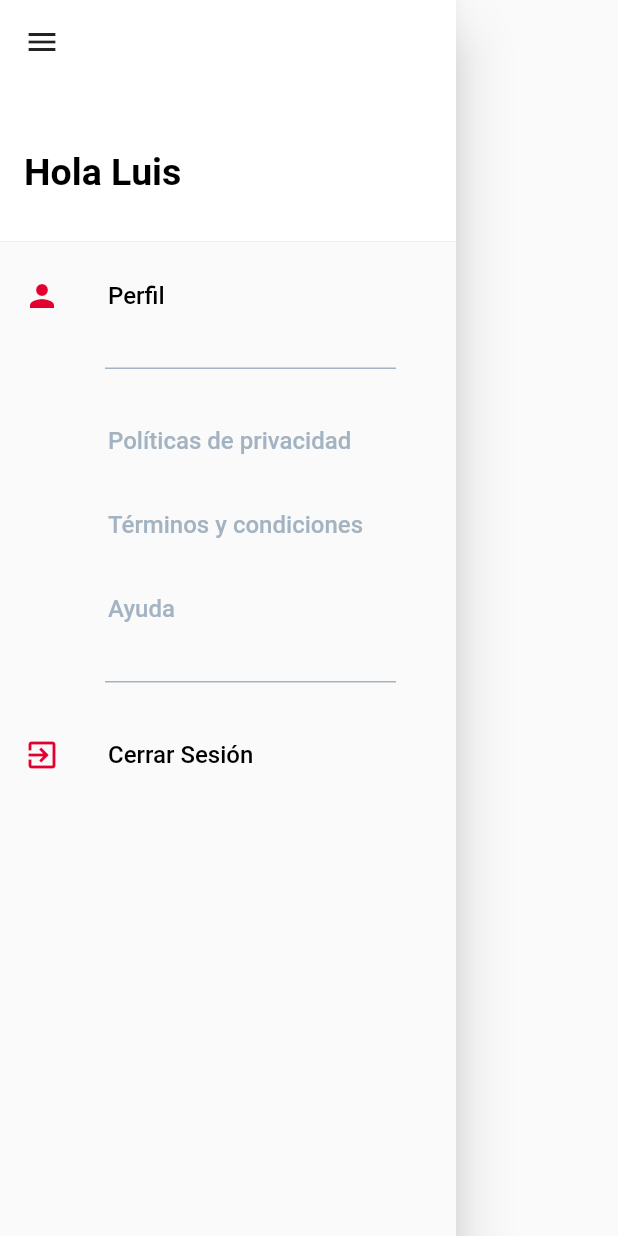
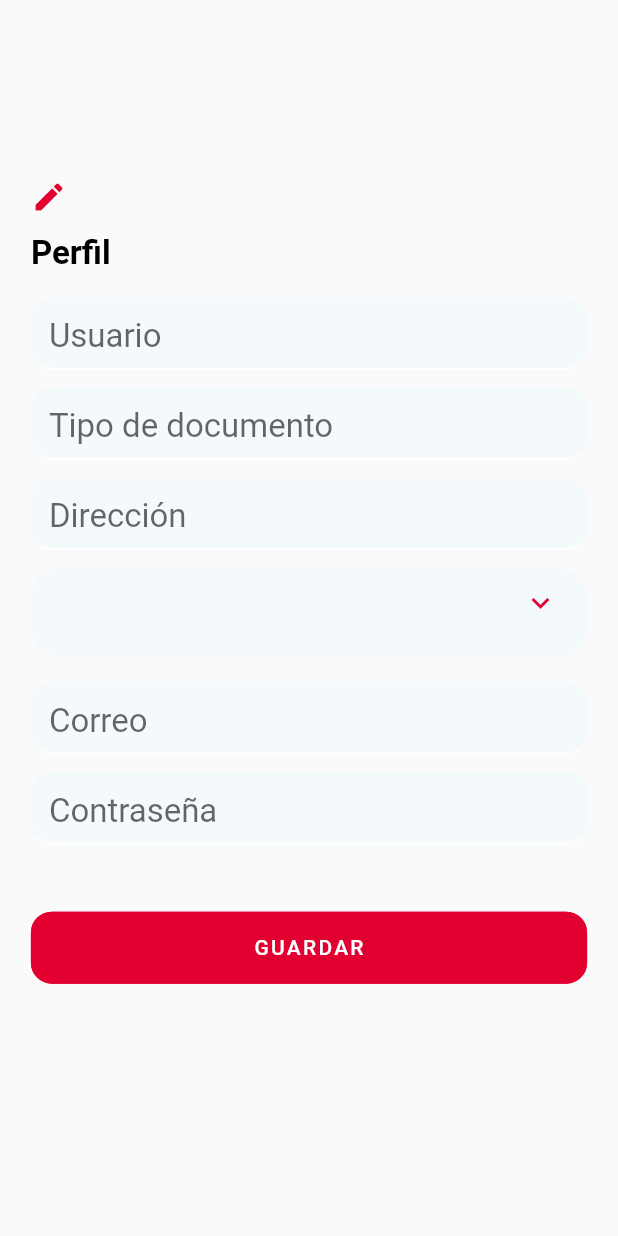
Before and after one commit to 5las/app-flutter, a Flutter app: the NavDrawer widget shown alone on an empty page, opened directly, after a tap on "Perfil", on a phone screen of 412 x 824 dp. Run offline on Flutter 3.47's test engine with Material 2 defaults, Android fonts, the phone set to English and light mode, and no system bars; our stand-ins replace carousel_slider, flutter_svg; missing offline and left inert: flutter_statusbarcolor.

Commit message:
added profile

```diff
--- a/lib/src/commons/widgets/nav_drawer.dart
+++ b/lib/src/commons/widgets/nav_drawer.dart
@@ -1,4 +1,5 @@
 import 'package:app_5las/src/config/colors.dart';
+import 'package:app_5las/src/modules/profile/pages/profile_page.dart';
 import 'package:flutter/material.dart';
 
 class NavDrawer extends StatefulWidget {
@@ -48,7 +49,9 @@ class _NavDrawerState extends State<NavDrawer> {
                 fontWeight: FontWeight.w500
               ),
             ),
-            onTap: () => {},
+            onTap: () {
+              Navigator.push(context, MaterialPageRoute(builder: (context) => ProfilePage()));
+            },
           ),
           Padding(
             padding: const EdgeInsets.only(top:20.0,right: 40.0, left: 70.0, bottom: 20.0),
--- /dev/null
+++ b/lib/src/modules/profile/pages/profile_page.dart
@@ -0,0 +1,140 @@
+import 'package:app_5las/src/commons/widgets/default_button.dart';
+import 'package:app_5las/src/commons/widgets/default_input_decoration.dart';
+import 'package:app_5las/src/commons/widgets/password_decoration.dart';
+import 'package:app_5las/src/config/colors.dart';
+import 'package:app_5las/src/modules/onBoarding/widgets/districts_aux.dart';
+import 'package:flutter/material.dart';
+import 'package:flutter/services.dart';
+
+class ProfilePage extends StatefulWidget {
+  @override
+  _ProfilePageState createState() => _ProfilePageState();
+}
+
+class _ProfilePageState extends State<ProfilePage> {
+
+  @override
+  Widget build(BuildContext context) {
+    SystemChrome.setSystemUIOverlayStyle(SystemUiOverlayStyle.dark.copyWith(
+        statusBarColor: AppColors.white, statusBarBrightness: Brightness.dark));
+    var _mediaQuery = MediaQuery.of(context);
+    return AnnotatedRegion(
+      value: SystemUiOverlayStyle(
+          statusBarColor: AppColors.white,
+          statusBarIconBrightness: Brightness.dark// transparent status bar
+      ),
+      child: Scaffold(
+        body: SafeArea(
+          child: Padding(
+            padding: EdgeInsets.all(_mediaQuery.size.width * 0.05),
+            child: SingleChildScrollView(
+              child: Column(
+                crossAxisAlignment: CrossAxisAlignment.start,
+                mainAxisAlignment: MainAxisAlignment.center,
+                children: <Widget>[
+                  SizedBox(
+                    height: _mediaQuery.size.height * 0.12,
+                  ),
+                  Icon(
+                    Icons.mode_edit,
+                    color: AppColors.primaryColor,
+                  ),
+                  SizedBox(
+                    height: _mediaQuery.size.height * 0.015,
+                  ),
+                  Text(
+                    'Perfil',
+                    style: TextStyle(
+                        color: AppColors.black,
+                        fontSize: 22,
+                        fontWeight: FontWeight.bold),
+                  ),
+                  SizedBox(
+                    height: _mediaQuery.size.height * 0.02,
+                  ),
+                  Container(
+                    height: 60.0,
+                    child: TextFormField(
+                      autofocus: false,
+                      style: TextStyle(fontSize: 22.0, color: AppColors.black),
+                      decoration: DefaultInputDecoration(
+                          hintText: 'Usuario'),
+                    ),
+                  ),
+                  Container(
+                    height: 60.0,
+                    child: TextFormField(
+                      autofocus: false,
+                      style: TextStyle(fontSize: 22.0, color: AppColors.black),
+                      decoration: DefaultInputDecoration(
+                          hintText: 'Tipo de documento'),
+                    ),
+                  ),
+                  Container(
+                    height: 60.0,
+                    child: TextFormField(
+                      autofocus: false,
+                      style: TextStyle(fontSize: 22.0, color: AppColors.black),
+                      decoration: DefaultInputDecoration(
+                          hintText: 'Dirección'),
+                    ),
+                  ),
+                  Container(
+                    height: 60.0,
+                    decoration: BoxDecoration(
+                      color: AppColors.backgroundColorComboBox,
+                      borderRadius: BorderRadius.only(
+                        topLeft: const Radius.circular(20.0),
+                        topRight: const Radius.circular(20.0),
+                        bottomLeft: const Radius.circular(20.0),
+                        bottomRight: const Radius.circular(20.0),
+                      ),
+                    ),
+                    child:  Padding(
+                      padding: const EdgeInsets.symmetric(horizontal:19.0),
+                      child: DropDownDistricts(),
+                    ),
+                  ),
+                  SizedBox(
+                    height: _mediaQuery.size.height * 0.02,
+                  ),
+                  Container(
+                    height: 60.0,
+                    child: TextFormField(
+                      autofocus: false,
+                      style: TextStyle(fontSize: 22.0, color: AppColors.black),
+                      decoration: DefaultInputDecoration(
+                          hintText: 'Correo'),
+                    ),
+                  ),
+                  Container(
+                    height: 60.0,
+                    child: TextFormField(
+                      autofocus: false,
+                      style: TextStyle(fontSize: 22.0, color: AppColors.black),
+                      decoration: DefaultInputDecoration(
+                          hintText: 'Contraseña'
+                      ),
+                    ),
+                  ),
+                  SizedBox(
+                    height: _mediaQuery.size.height * 0.04,
+                  ),
+                  Align(
+                      alignment: Alignment.center,
+                      child: DefaultButton(
+                        backgroundColor: AppColors.primaryColor,
+                        textColor: AppColors.white,
+                        text: 'GUARDAR',
+                        onPressed: () {},
+                      )),
+                ],
+              ),
+            ),
+          ),
+        ),
+      ),
+    );
+  }
+
+}
```
